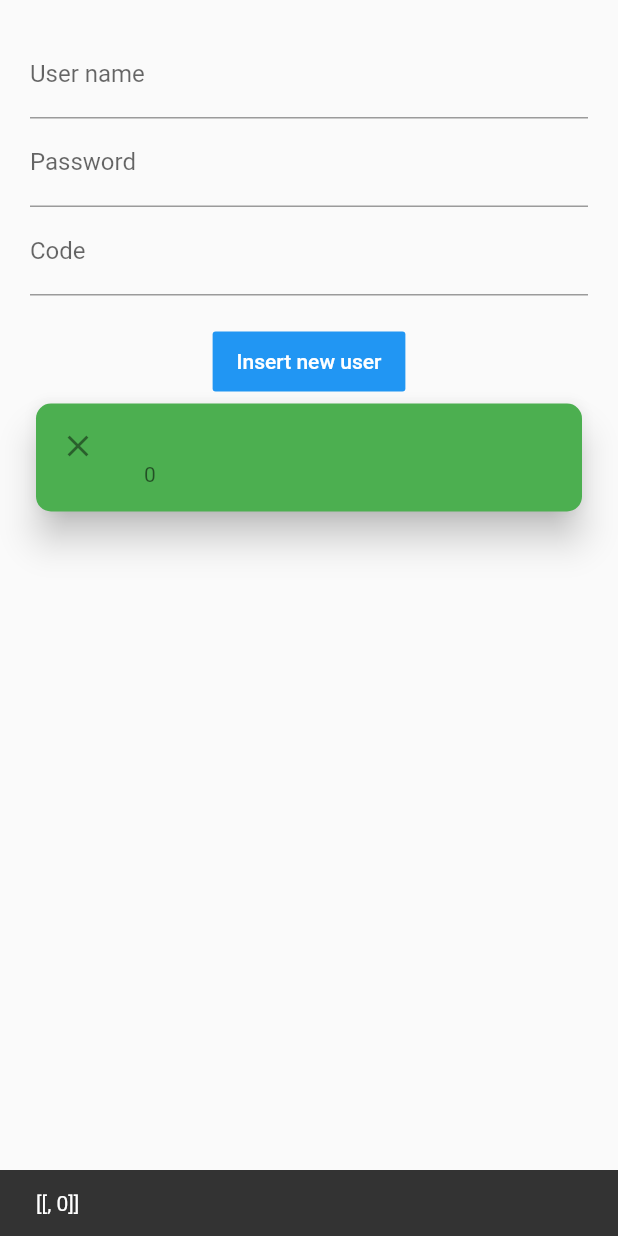
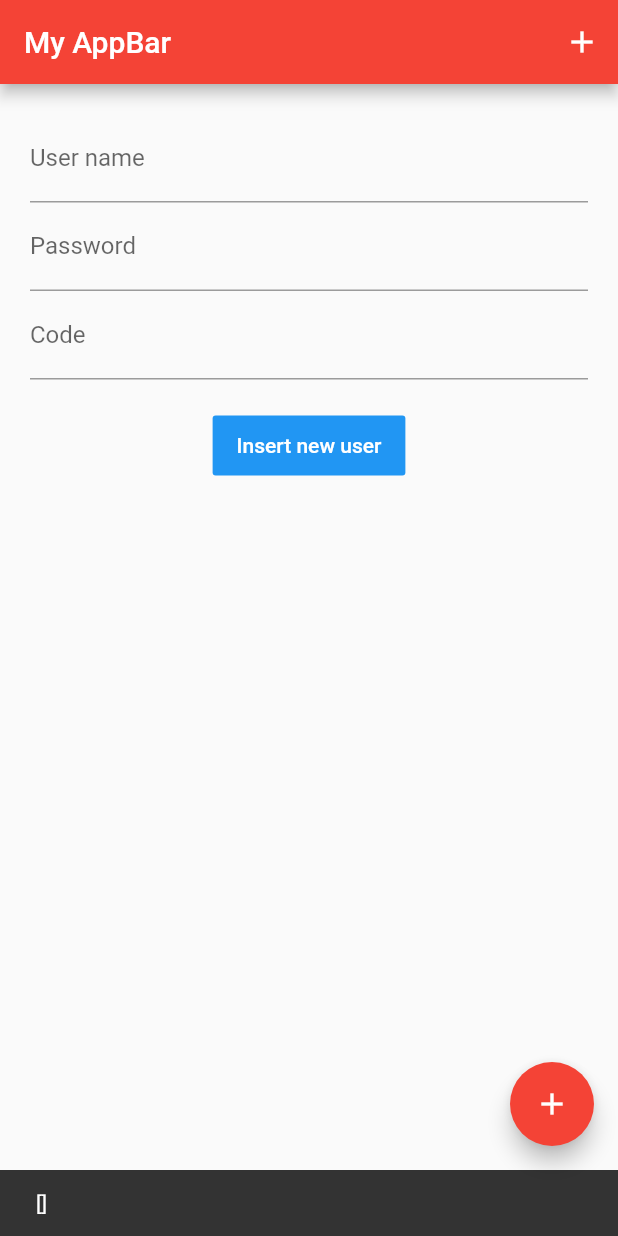
Before and after one commit to Wolo-Polo/Flutter, a Flutter app: the screen it shows after launch, after a tap on "Insert new user", on a phone screen of 412 x 824 dp. Run offline on Flutter 3.47's test engine with Material 2 defaults, Android fonts, the phone set to English and light mode, and no system bars.

Commit message:
Using AppBar and FloatActionButton

```diff
--- a/lib/SafeArea.dart
+++ b/lib/SafeArea.dart
@@ -2,14 +2,14 @@ import 'package:flutter/material.dart';
 import 'package:flutter_app/User.dart';
 import 'package:flutter_app/UserListView.dart';
 
-class MySafeArea extends StatefulWidget{
+class MySafeArea extends StatefulWidget {
   @override
   State<StatefulWidget> createState() {
     return _MySafeAreaState();
   }
 }
 
-class _MySafeAreaState extends State{
+class _MySafeAreaState extends State {
   final GlobalKey<ScaffoldState> _scaffoldKey = GlobalKey<ScaffoldState>();
   final _userNameController = TextEditingController();
   final _passwordController = TextEditingController();
@@ -18,14 +18,52 @@ class _MySafeAreaState extends State{
   User _user = User(userName: "", password: "", code: 0);
   List<User> _users = List<User>();
 
+  void _insertUser() {
+    if (_user.userName.isNotEmpty &&
+        _user.password.isNotEmpty &&
+        _user.code != 0) {
+      _users.add(_user);
+      _user = User(userName: "", password: "", code: 0);
+      _userNameController.clear();
+      _passwordController.clear();
+      _codeController.clear();
+    }
+  }
+
   @override
   Widget build(BuildContext context) {
     return MaterialApp(
       title: "My SafeArea, Column, FlatButton, TextField",
       home: Scaffold(
+          appBar: AppBar(
+            title: Text("My AppBar"),
+            backgroundColor: Colors.red,
+            actions: [
+              IconButton(
+                  icon: Icon(Icons.add),
+                  onPressed: () {
+                    setState(() {
+                      _insertUser();
+                    });
+                    print('press add icon button');
+                  })
+            ],
+          ),
+          floatingActionButton: FloatingActionButton(
+            tooltip: "Add new user",
+            child: Icon(Icons.add),
+
+            backgroundColor: Colors.red,
+            onPressed: () {
+              setState(() {
+                _insertUser();
+              });
+            },
+          ),
           key: _scaffoldKey,
           body: SafeArea(
-          minimum: EdgeInsets.only(left: 20, right: 20, top: 20, bottom: 20),
+              minimum:
+                  EdgeInsets.only(left: 20, right: 20, top: 20, bottom: 20),
               child: SingleChildScrollView(
                 child: Column(
                   mainAxisAlignment: MainAxisAlignment.start,
@@ -33,7 +71,7 @@ class _MySafeAreaState extends State{
                     TextField(
                       decoration: InputDecoration(labelText: "User name"),
                       controller: _userNameController,
-                  onChanged: (text){
+                      onChanged: (text) {
                         _user.userName = text;
                       },
                     ),
@@ -43,53 +81,45 @@ class _MySafeAreaState extends State{
                       enableSuggestions: false,
                       autocorrect: false,
                       controller: _passwordController,
-                  onChanged: (password){
+                      onChanged: (password) {
                         _user.password = password;
                       },
                     ),
                     TextField(
                       decoration: InputDecoration(labelText: "Code"),
                       controller: _codeController,
-                  onChanged: (number){
-                    _user.code = int.parse(number) ?? 0; //if tect = null or convert fail ==> _code = 0
+                      onChanged: (number) {
+                        _user.code = int.parse(number) ??
+                            0; //if tect = null or convert fail ==> _code = 0
                       },
                     ),
-                Padding(
-                    padding: const EdgeInsets.symmetric(vertical: 10)
-                ),
+                    Padding(padding: const EdgeInsets.symmetric(vertical: 10)),
                     ButtonTheme(
                       height: 40,
                       child: FlatButton(
                         child: Text("Insert new user"),
                         color: Colors.blue,
                         textColor: Colors.white,
-                    onPressed: (){
+                        onPressed: () {
                           //print("Username: ${_user.userName} Code: ${_user.code}");
                           setState(() {
-                        _users.add(_user);
-                        _user = User(userName: "", password: "", code: 0);
-                        _userNameController.clear();
-                        _passwordController.clear();
-                        _codeController.clear();
+                            _insertUser();
                           });
 
-                      _scaffoldKey.currentState.showSnackBar(
-                          SnackBar(
+                          _scaffoldKey.currentState.showSnackBar(SnackBar(
                             //content: Text("Username: ${_user.userName} \nCode: ${_user.code}"),
                             content: Text("${_users.toString()}"),
                             duration: Duration(seconds: 3),
-                          )
-                      );
+                          ));
                         },
                       ),
                     ),
-                UserListView(users: _users,),
+                    UserListView(users: _users),
                   ],
                 ),
               )
-        ),
+          )
       ),
     );
   }
-
 }
--- a/lib/UserListView.dart
+++ b/lib/UserListView.dart
@@ -33,7 +33,7 @@ class UserListView extends StatelessWidget{
     //1. ListView(child: <Widget>[]) ==> to load all children at the same time
     //2. ListView(itemBuilder: ...) ==> to load only visible items
     return Container(
-      height: 500,
+      height: 300,
       child: buildListView(),
     );
   }
```
Lines whose indentation alone changed are shown as unchanged.
